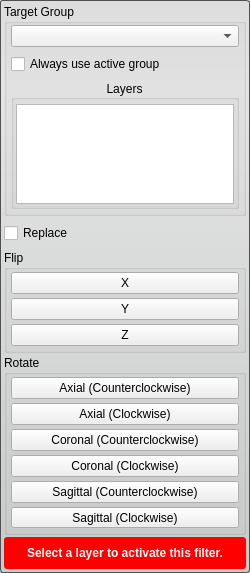
Before: the Qt Designer form src/Interface/ToolInterface/FlipToolInterface.ui in jessdtate/Seg3D, drawn with Qt 5.
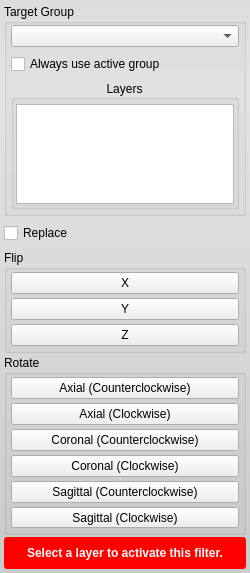
After: the same form once the commit is applied.

```diff
--- a/src/Interface/ToolInterface/FlipToolInterface.ui
+++ b/src/Interface/ToolInterface/FlipToolInterface.ui
@@ -28,7 +28,6 @@
   <property name="styleSheet">
    <string notr="true">QWidget#FlipToolInterface{
 	border-radius: 3px;
-	border: 1px solid rgb(80, 80,80);
 	background-color: qlineargradient(spread:pad, x1:0.5, y1:0, x2:0.5, y2:0.960227, stop:0 rgba(221, 221, 221, 255), stop:0.155779 rgba(228, 228, 228, 255), stop:1 rgba(202, 204, 204, 255));      
 }</string>
   </property>
```
